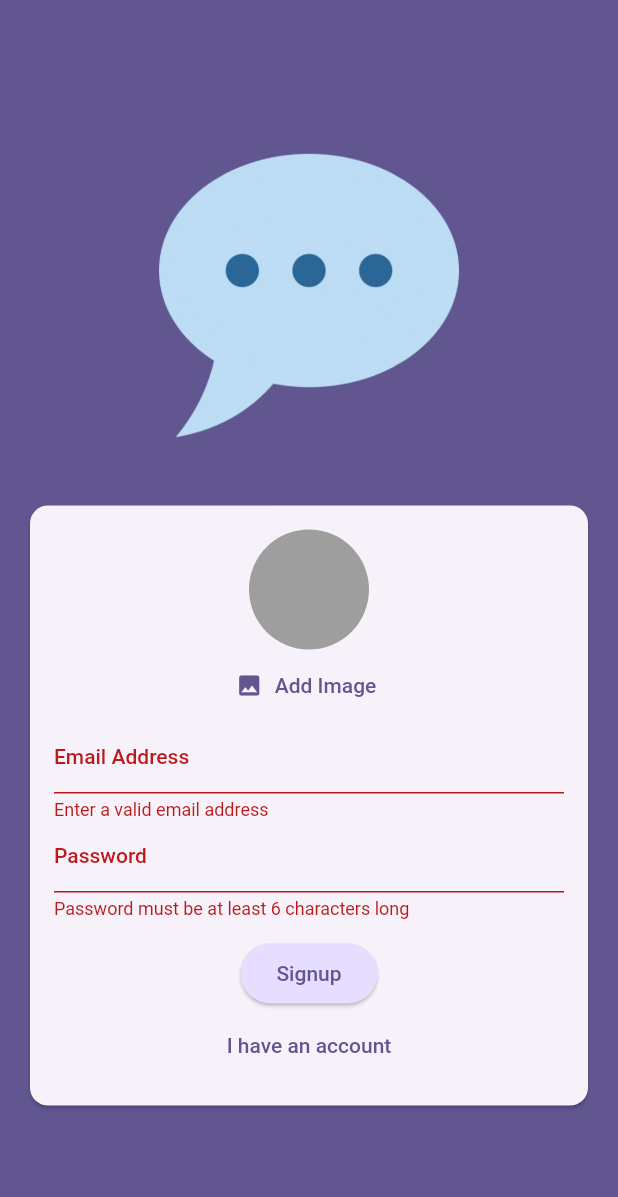
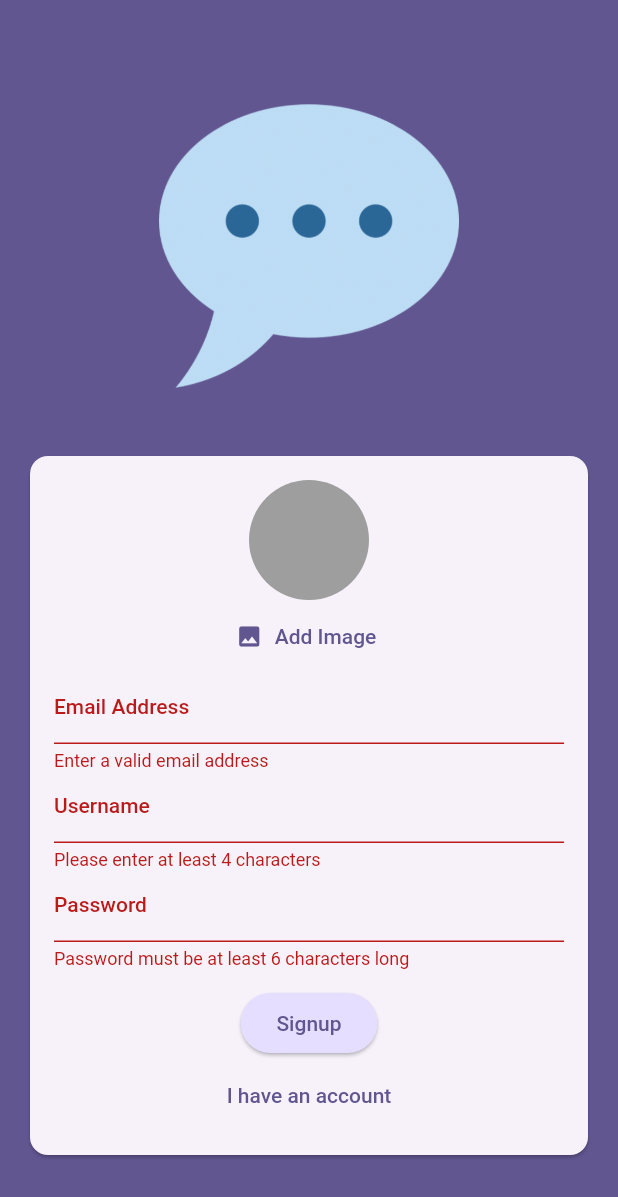
Before and after one commit to thalentadeha/flutter_chat_app, a Flutter app: the screen it shows after launch, after a tap on "Login", after a tap on "Create an account", after a tap on "Signup", on a phone screen of 412 x 824 dp. Shown: the top 1197 px of the screen. Run offline on Flutter 3.47's test engine with Material 2 defaults, Android fonts, the phone set to English and light mode, and no system bars; our stand-ins replace cloud_firestore, firebase_auth, firebase_core, firebase_storage, image_picker; accounts and stored records are empty.

Commit message:
adding_username

```diff
--- a/lib/screens/screen_auth.dart
+++ b/lib/screens/screen_auth.dart
@@ -23,6 +23,7 @@ class _AuthScreenState extends State<AuthScreen> {
   final _formKey = GlobalKey<FormState>();
   var _isLogin = true;
   var _enteredEmail = '';
+  var _enteredUsername = '';
   var _enteredPass = '';
   File? _pickedImage;
   var _isAuthenticating = false;
@@ -61,7 +62,7 @@ class _AuthScreenState extends State<AuthScreen> {
             .collection('users')
             .doc(userCred.user!.uid)
             .set({
-          'username': 'to be done....',
+          'username': _enteredUsername,
           'email': _enteredEmail,
           'image_url': imageURL,
         });
@@ -133,6 +134,22 @@ class _AuthScreenState extends State<AuthScreen> {
                             },
                             onSaved: (saveValue) => _enteredEmail = saveValue!,
                           ),
+                          if (!_isLogin)
+                            TextFormField(
+                              decoration:
+                                  const InputDecoration(labelText: 'Username'),
+                              enableSuggestions: false,
+                              validator: (value) {
+                                if (value == null ||
+                                    value.isEmpty ||
+                                    value.trim().length < 4) {
+                                  return 'Please enter at least 4 characters';
+                                }
+                                return null;
+                              },
+                              onSaved: (savevalue) =>
+                                  _enteredUsername = savevalue!,
+                            ),
                           TextFormField(
                             decoration:
                                 const InputDecoration(label: Text('Password')),
```
